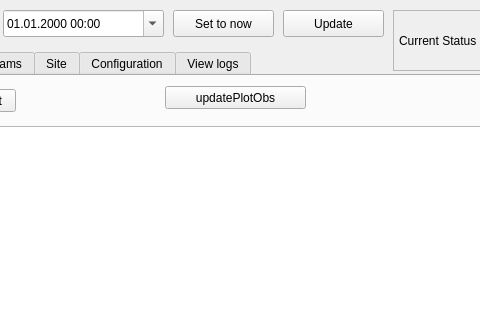
Above: design.ui from vbonvin/POUET before the change; both pictures show x 147 to 627 and y 0 to 320 of the 1368 by 826 pixel window. Below: the same form after it.
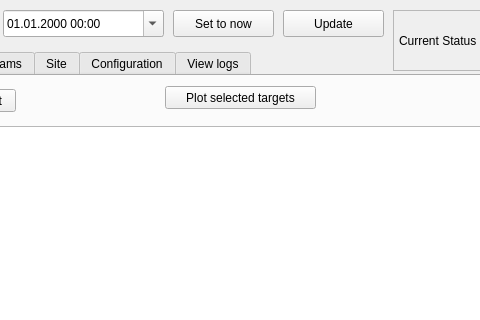
That is the form after the change.

Commit message: more debug lines

Diff of the .ui file:
```diff
--- a/design.ui
+++ b/design.ui
@@ -281,12 +281,12 @@
       <rect>
        <x>300</x>
        <y>10</y>
-       <width>141</width>
+       <width>151</width>
        <height>23</height>
       </rect>
      </property>
      <property name="text">
-      <string>updatePlotObs</string>
+      <string>Plot selected targets</string>
      </property>
     </widget>
    </widget>
```
The commit also changes 1 other file.
